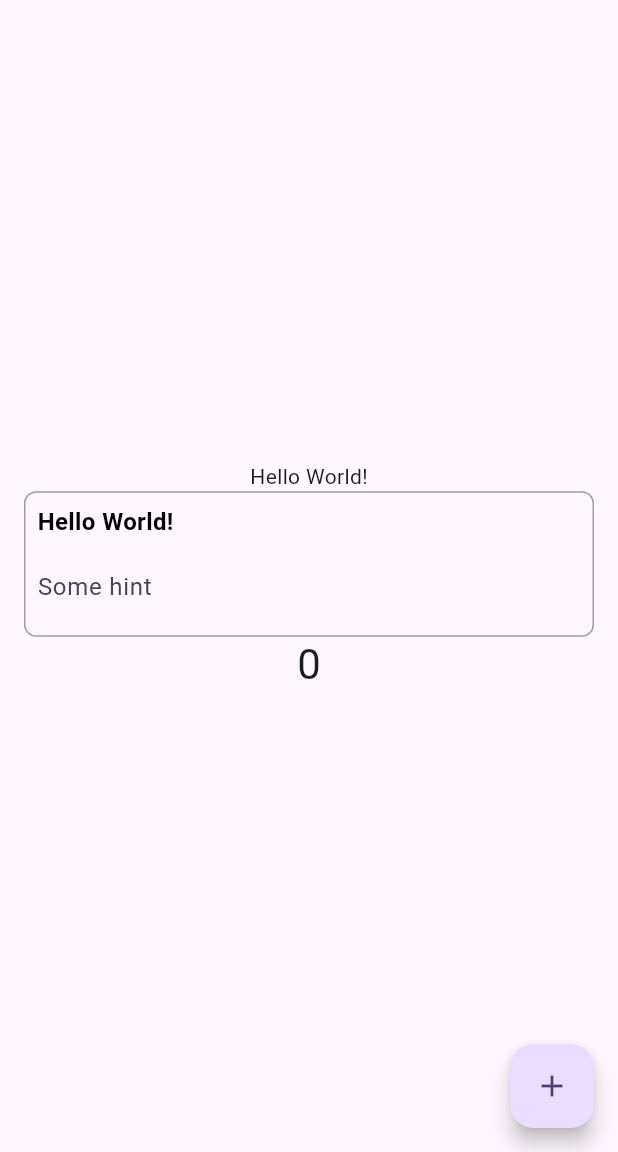
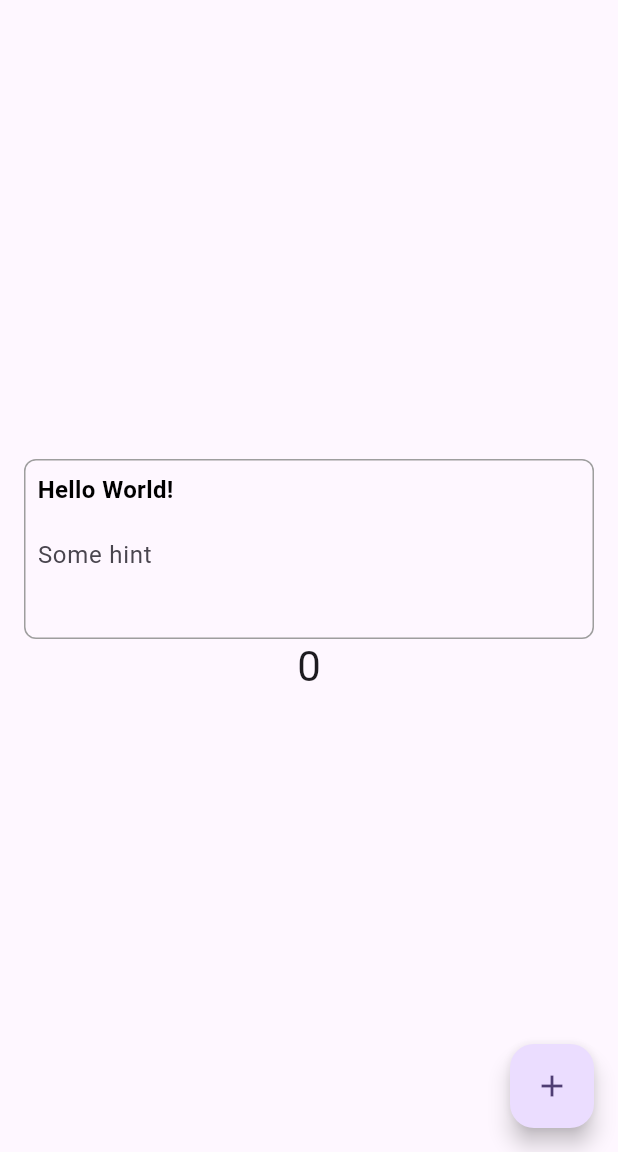
Before and after one commit to flarebyte/suricatta-sapiens, a Flutter app: the screen it shows after launch, on a phone screen of 412 x 824 dp, the part 84-1236 px from its top. Run offline on Flutter 3.47's test engine with Material 2 defaults, Android fonts, the phone set to English and light mode, and no system bars; generated files the repository leaves out were written again.

Commit message:
Display error message dynamically

```diff
--- a/apps/app4152964/lib/main.dart
+++ b/apps/app4152964/lib/main.dart
@@ -95,15 +95,12 @@ class _MyHomePageState extends State<MyHomePage> {
           // wireframe for each widget.
           mainAxisAlignment: MainAxisAlignment.center,
           children: <Widget>[
-            Text(
-            AppLocalizations.of(context)!.helloWorld
-            ),
             SuricattaTextField(
                 label: AppLocalizations.of(context)!.helloWorld,
                 hint: 'Some hint',
                 controller: myTextController,
                 validator: (value) {
-                  if (value == null || value.isEmpty) {
+                  if (value == null || value.length<2) {
                     return 'Please enter some text';
                   }
                   return null;
--- a/apps/app4152964/lib/widgets/suricatta_text_widget.dart
+++ b/apps/app4152964/lib/widgets/suricatta_text_widget.dart
@@ -19,6 +19,14 @@ class SuricattaTextField extends StatefulWidget {
 }
 
 class SuricattaTextFieldState extends State<SuricattaTextField> {
+  String _errorMessage = '';
+
+  void _setErrorMessage(String message) {
+    setState(() {
+      _errorMessage = message;
+    });
+  }
+
   @override
   Widget build(BuildContext context) {
     return Container(
@@ -40,14 +48,22 @@ class SuricattaTextFieldState extends State<SuricattaTextField> {
             ),
           ),
           const SizedBox(height: 8),
-          TextFormField(
-            controller: widget.controller,
-            decoration: InputDecoration(
-              hintText: widget.hint,
-              border: InputBorder.none,
-            ),
-            validator: widget.validator,
-          ),
+          TextField(
+              controller: widget.controller,
+              decoration: InputDecoration(
+                hintText: widget.hint,
+                border: InputBorder.none,
+              ),
+              onChanged: (text) {
+                final validated = widget.validator(text);
+                _setErrorMessage(validated ?? '');
+              }),
+          Text(_errorMessage,
+              style: const TextStyle(
+                fontSize: 16,
+                fontWeight: FontWeight.bold,
+                color: Colors.red,
+              ))
         ],
       ),
     );
```
